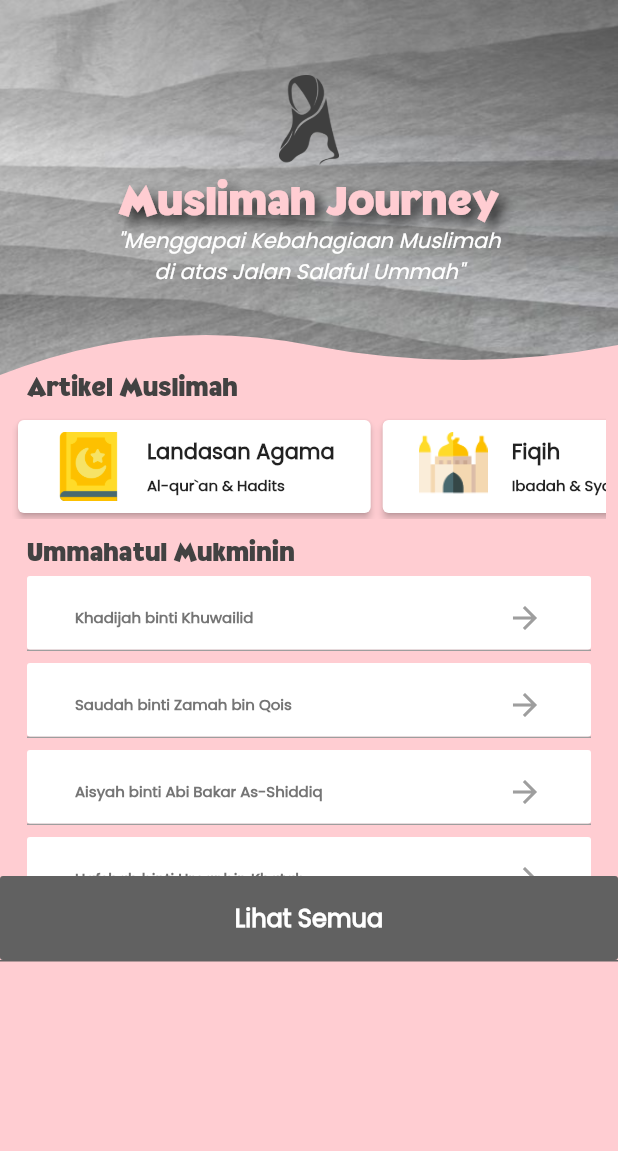
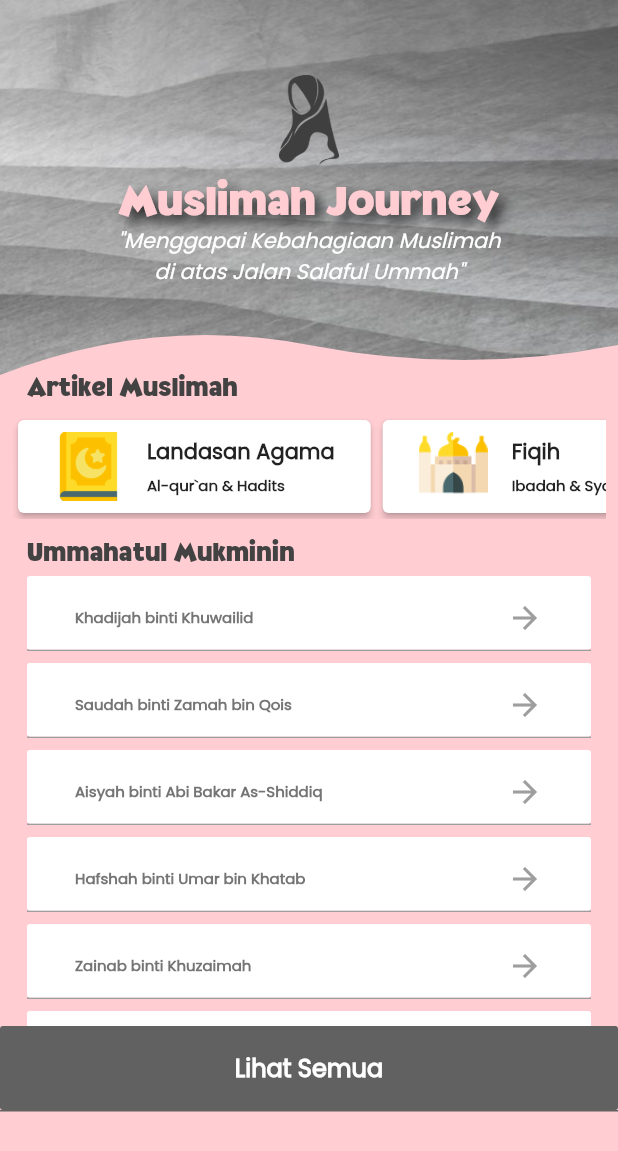
Before and after one commit to RifdahAlifah/FlutterProject, a Flutter app: the screen it shows after launch, on a phone screen of 412 x 824 dp. Shown: the top 1151 px of the screen. Run offline on Flutter 3.47's test engine with Material 2 defaults, Android fonts, the light colour scheme and no system bars.

Commit message:
Flutter Project

```diff
--- a/FlutterProject/muslimah_notes_app/lib/kisah/list_kisah.dart
+++ b/FlutterProject/muslimah_notes_app/lib/kisah/list_kisah.dart
@@ -20,7 +20,7 @@ class ListKisah extends StatelessWidget {
             ],
           ),
           Container(
-            height: 200.0,
+            height: 300.0,
             child: ListView(
                 scrollDirection: Axis.vertical,
                 children: dataListKisah.map((list) {
```
